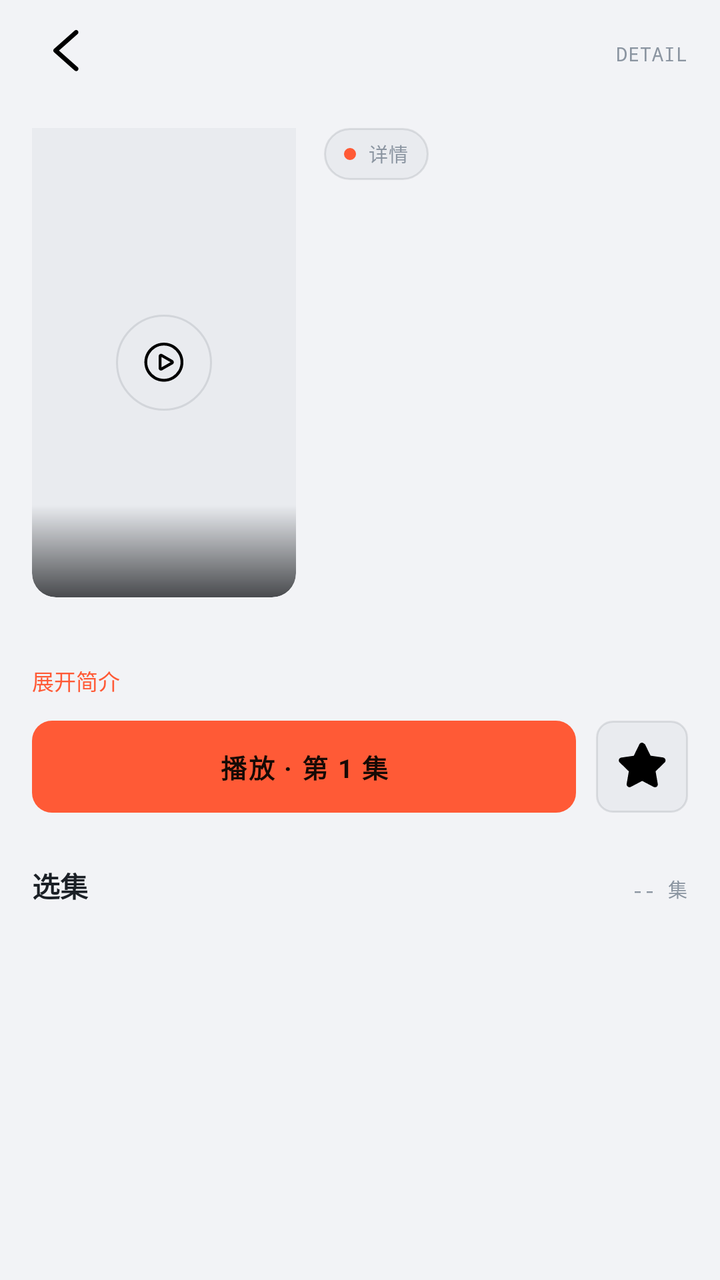
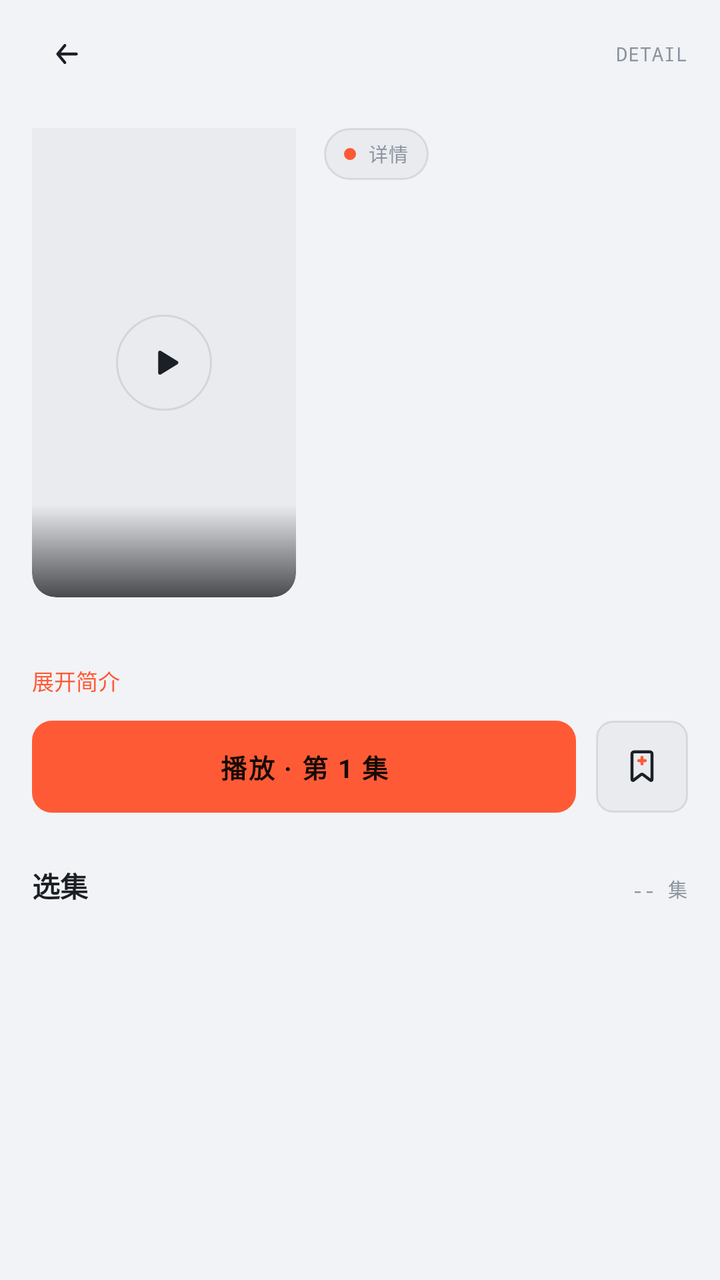

Before-and-after screenshots of an Android layout around one commit, followed by the original layout XML and the change that was made.
<!-- AndroidManifest.xml: application theme Theme.LateShow -->
<!-- res/layout/activity_play.xml -->
<?xml version="1.0" encoding="utf-8"?>
<LinearLayout xmlns:android="http://schemas.android.com/apk/res/android"
    xmlns:app="http://schemas.android.com/apk/res-auto"
    android:layout_width="match_parent"
    android:layout_height="match_parent"
    android:orientation="vertical">

    
    <LinearLayout
        android:layout_width="match_parent"
        android:layout_height="wrap_content"
        android:orientation="horizontal"
        android:gravity="center_vertical"
        android:paddingLeft="16dp"
        android:paddingRight="16dp"
        android:paddingTop="10dp"
        android:paddingBottom="6dp">

        <ImageButton
            android:id="@+id/btnBack"
            android:layout_width="34dp"
            android:layout_height="34dp"
            android:padding="6dp"
            android:background="@null"
            android:src="@drawable/ic_back"
            android:contentDescription="返回" />

        <Space android:layout_width="0dp" android:layout_height="1dp" android:layout_weight="1" />

        <TextView
            android:id="@+id/breadcrumb"
            style="@style/MetaLabel"
            android:layout_width="wrap_content"
            android:layout_height="wrap_content"
            android:text="DETAIL" />
    </LinearLayout>

    <ScrollView
        android:layout_width="match_parent"
        android:layout_height="match_parent">

        <LinearLayout
            android:layout_width="match_parent"
            android:layout_height="wrap_content"
            android:orientation="vertical">

            
            <androidx.constraintlayout.widget.ConstraintLayout
                android:id="@+id/playerContainer"
                android:layout_width="match_parent"
                android:layout_height="wrap_content"
                android:background="#000000"
                android:visibility="gone">

                <androidx.media3.ui.PlayerView
                    android:id="@+id/playerView"
                    android:layout_width="0dp"
                    android:layout_height="0dp"
                    app:layout_constraintDimensionRatio="16:9"
                    app:layout_constraintTop_toTopOf="parent"
                    app:layout_constraintBottom_toBottomOf="parent"
                    app:layout_constraintStart_toStartOf="parent"
                    app:layout_constraintEnd_toEndOf="parent"
                    app:surface_type="surface_view"
                    app:show_buffering="when_playing" />

                <TextView
                    android:id="@+id/seekOverlay"
                    android:layout_width="wrap_content"
                    android:layout_height="wrap_content"
                    android:layout_margin="12dp"
                    android:gravity="center"
                    android:paddingLeft="14dp"
                    android:paddingRight="14dp"
                    android:paddingTop="7dp"
                    android:paddingBottom="7dp"
                    android:background="@drawable/bg_chip_dark"
                    android:textSize="12sp"
                    android:textColor="#FFFFFF"
                    android:fontFamily="monospace"
                    android:visibility="gone"
                    app:layout_constraintTop_toTopOf="parent"
                    app:layout_constraintBottom_toBottomOf="parent"
                    app:layout_constraintStart_toStartOf="parent"
                    app:layout_constraintEnd_toEndOf="parent" />

                
                <LinearLayout
                    android:id="@+id/playerTools"
                    android:layout_width="wrap_content"
                    android:layout_height="wrap_content"
                    android:orientation="horizontal"
                    android:layout_marginTop="6dp"
                    android:layout_marginEnd="6dp"
                    app:layout_constraintTop_toTopOf="parent"
                    app:layout_constraintEnd_toEndOf="parent">

                    <TextView
                        android:id="@+id/btnSpeed"
                        android:layout_width="wrap_content"
                        android:layout_height="26dp"
                        android:gravity="center"
                        android:paddingLeft="10dp"
                        android:paddingRight="10dp"
                        android:background="@drawable/bg_chip_dark"
                        android:alpha="0.85"
                        android:text="1.0x"
                        android:textSize="11sp"
                        android:textColor="#FFFFFF"
                        android:fontFamily="monospace"
                        android:contentDescription="倍速" />

                    <TextView
                        android:id="@+id/btnGear"
                        android:layout_width="26dp"
                        android:layout_height="26dp"
                        android:layout_marginLeft="6dp"
                        android:gravity="center"
                        android:background="@drawable/bg_chip_dark"
                        android:alpha="0.85"
                        android:text="⚙"
                        android:textSize="13sp"
                        android:textColor="#FFFFFF"
                        android:contentDescription="播放设置" />
                </LinearLayout>
            </androidx.constraintlayout.widget.ConstraintLayout>

            
            <LinearLayout
                android:layout_width="match_parent"
                android:layout_height="wrap_content"
                android:orientation="horizontal"
                android:paddingLeft="16dp"
                android:paddingRight="16dp"
                android:paddingTop="14dp">

                <androidx.constraintlayout.widget.ConstraintLayout
                    android:id="@+id/posterBox"
                    android:layout_width="132dp"
                    android:layout_height="wrap_content"
                    android:background="@drawable/bg_cover_round_lg"
                    android:clipToOutline="true"
                    android:outlineProvider="background">

                    <com.google.android.material.imageview.ShapeableImageView
                        android:id="@+id/cover"
                        android:layout_width="0dp"
                        android:layout_height="0dp"
                        android:scaleType="centerCrop"
                        app:shapeAppearanceOverlay="@style/ShapeAppearance.LateShow.CoverLg"
                        app:layout_constraintDimensionRatio="9:16"
                        app:layout_constraintTop_toTopOf="parent"
                        app:layout_constraintBottom_toBottomOf="parent"
                        app:layout_constraintStart_toStartOf="parent"
                        app:layout_constraintEnd_toEndOf="parent" />

                    <View
                        android:layout_width="0dp"
                        android:layout_height="46dp"
                        android:background="@drawable/cover_fade_round"
                        app:layout_constraintBottom_toBottomOf="@id/cover"
                        app:layout_constraintStart_toStartOf="@id/cover"
                        app:layout_constraintEnd_toEndOf="@id/cover" />

                    <FrameLayout
                        android:id="@+id/btnPlayCover"
                        android:layout_width="48dp"
                        android:layout_height="48dp"
                        android:background="@drawable/bg_circle"
                        app:layout_constraintTop_toTopOf="@id/cover"
                        app:layout_constraintBottom_toBottomOf="@id/cover"
                        app:layout_constraintStart_toStartOf="@id/cover"
                        app:layout_constraintEnd_toEndOf="@id/cover">

                        <ImageView
                            android:layout_width="20dp"
                            android:layout_height="20dp"
                            android:layout_gravity="center"
                            android:src="@drawable/ic_play" />
                    </FrameLayout>
                </androidx.constraintlayout.widget.ConstraintLayout>

                <LinearLayout
                    android:layout_width="0dp"
                    android:layout_height="wrap_content"
                    android:layout_weight="1"
                    android:layout_marginLeft="14dp"
                    android:orientation="vertical">

                    <TextView
                        android:id="@+id/badge"
                        android:layout_width="wrap_content"
                        android:layout_height="26dp"
                        android:gravity="center_vertical"
                        android:paddingLeft="10dp"
                        android:paddingRight="10dp"
                        android:background="@drawable/bg_capsule"
                        android:drawableStart="@drawable/dot_acc"
                        android:drawablePadding="6dp"
                        style="@style/MetaLabel"
                        android:text="详情" />

                    <TextView
                        android:id="@+id/tvTitle"
                        android:layout_width="match_parent"
                        android:layout_height="wrap_content"
                        android:layout_marginTop="8dp"
                        android:textSize="18sp"
                        android:textStyle="bold"
                        android:textColor="@color/t1"
                        android:maxLines="3"
                        android:ellipsize="end" />

                    <TextView
                        android:id="@+id/tvMeta"
                        style="@style/MetaLabel"
                        android:layout_width="match_parent"
                        android:layout_height="wrap_content"
                        android:layout_marginTop="6dp"
                        android:text="" />
                </LinearLayout>
            </LinearLayout>

            <LinearLayout
                android:layout_width="match_parent"
                android:layout_height="wrap_content"
                android:orientation="vertical"
                android:paddingLeft="16dp"
                android:paddingRight="16dp">

                <TextView
                    android:id="@+id/tvDesc"
                    android:layout_width="match_parent"
                    android:layout_height="wrap_content"
                    android:layout_marginTop="12dp"
                    android:textSize="12.5sp"
                    android:textColor="@color/t2"
                    android:lineSpacingMultiplier="1.78"
                    android:maxLines="3"
                    android:ellipsize="end" />

                <TextView
                    android:id="@+id/btnToggleDesc"
                    android:layout_width="wrap_content"
                    android:layout_height="wrap_content"
                    android:layout_marginTop="4dp"
                    android:text="展开简介"
                    android:textSize="11sp"
                    android:textColor="@color/acc" />

                
                <LinearLayout
                    android:layout_width="match_parent"
                    android:layout_height="wrap_content"
                    android:layout_marginTop="12dp"
                    android:orientation="horizontal"
                    android:gravity="center_vertical">

                    <TextView
                        android:id="@+id/btnPlay"
                        android:layout_width="0dp"
                        android:layout_weight="1"
                        android:layout_height="46dp"
                        android:gravity="center"
                        android:background="@drawable/bg_btn_main"
                        android:text="播放 · 第 1 集"
                        android:textSize="13sp"
                        android:textStyle="bold"
                        android:textColor="@color/accInk"
                        android:letterSpacing="0.06" />

                    <ImageButton
                        android:id="@+id/btnFav"
                        android:layout_width="46dp"
                        android:layout_height="46dp"
                        android:layout_marginLeft="10dp"
                        android:background="@drawable/bg_smbtn"
                        android:src="@drawable/ic_bookmark"
                        android:contentDescription="收藏" />
                </LinearLayout>

                
                <androidx.recyclerview.widget.RecyclerView
                    android:id="@+id/lines"
                    android:layout_width="match_parent"
                    android:layout_height="wrap_content"
                    android:layout_marginTop="14dp"
                    android:clipToPadding="false" />

                
                <LinearLayout
                    android:layout_width="match_parent"
                    android:layout_height="wrap_content"
                    android:layout_marginTop="12dp"
                    android:orientation="horizontal">

                    <TextView
                        android:layout_width="0dp"
                        android:layout_weight="1"
                        android:layout_height="wrap_content"
                        android:text="选集"
                        android:textSize="14sp"
                        android:textStyle="bold"
                        android:textColor="@color/t1" />

                    <TextView
                        android:id="@+id/epCount"
                        style="@style/MetaLabel"
                        android:layout_width="wrap_content"
                        android:layout_height="wrap_content"
                        android:text="-- 集" />
                </LinearLayout>

                <androidx.recyclerview.widget.RecyclerView
                    android:id="@+id/epGrid"
                    android:layout_width="match_parent"
                    android:layout_height="wrap_content"
                    android:layout_marginTop="8dp"
                    android:nestedScrollingEnabled="false" />
            </LinearLayout>
        </LinearLayout>
    </ScrollView>
</LinearLayout>
<!-- resources referenced by this layout -->
<resources>
  <!-- drawable ic_back (drawable) -->
  <?xml version="1.0" encoding="utf-8"?>
  <vector xmlns:android="http://schemas.android.com/apk/res/android"
      android:width="24dp" android:height="24dp"
      android:viewportWidth="1024" android:viewportHeight="1024">
      <path android:fillColor="#FF000000" android:pathData="M362.8 438.6 760.6 85.4Q775.5 71.6 776.6 51.6Q777.8 31.6 765.2 16.8Q752.6 1.9 732 0.2Q711.5 -1.5 696.6 12.2L257.6 402Q240.4 415.8 240.4 438.6Q240.4 461.5 257.6 475.2L696.6 865Q712.6 877.6 728.6 877.6Q751.5 877.6 765.2 861.6Q778.9 845.6 777.8 825Q776.6 804.4 760.6 791.9Z"/>
  </vector>
  <!-- drawable ic_bookmark (drawable) -->
  <?xml version="1.0" encoding="utf-8"?>
  <vector xmlns:android="http://schemas.android.com/apk/res/android"
      android:width="24dp" android:height="24dp"
      android:viewportWidth="1024" android:viewportHeight="1024">
      <path android:fillColor="#FF000000" android:pathData="M455.4 36.3 336.5 279.8 67.8 318.6Q46.1 323.2 33.5 335.8L31.2 338.1Q16.4 357.5 16.9 381.5Q17.5 405.5 35.8 421.5L231.3 611.3L184.4 880Q181 899.4 192.4 918.8L194.7 921.1Q207.3 941.7 230.2 948Q253 954.3 274.7 942.8L516 815.9L758.3 942.8Q766.3 948.5 776.6 949.7Q782.3 950.8 797.2 950.8H801.8Q825.8 945.1 838.9 925.1Q852.1 905.1 848.6 880L801.8 611.3L997.3 421.5Q1009.8 407.8 1014.4 387.2V382.7Q1015.5 358.6 1000.7 339.2Q985.8 319.8 963 316.3L694.3 277.5L575.4 32.8Q565.1 28.3 551.4 16.8Q541.1 10 535.4 6.5Q513.7 -4.9 490.2 3.7Q466.8 12.2 455.4 36.3Z"/>
  </vector>
  <!-- drawable ic_play (drawable) -->
  <?xml version="1.0" encoding="utf-8"?>
  <vector xmlns:android="http://schemas.android.com/apk/res/android"
      android:width="24dp" android:height="24dp"
      android:viewportWidth="1024" android:viewportHeight="1024">
      <path android:fillColor="#FF000000" android:pathData="M509.1 0Q373.1 0 256.4 67.5Q144.4 134.9 77 246.9Q9.5 363.5 9.5 499.6Q9.5 635.6 77 752.2Q144.4 864.3 256.4 931.7Q373.1 999.2 509.1 999.2Q645.1 999.2 761.8 931.7Q873.8 864.3 941.2 752.2Q1008.7 635.6 1008.7 499.6Q1008.7 363.5 941.2 246.9Q873.8 134.9 761.8 67.5Q645.1 0 509.1 0ZM509.1 926Q393.6 926 294.2 867.7Q198.1 810.5 141 714.5Q82.7 615.1 82.7 499.6Q82.7 384.1 141 284.7Q198.1 188.6 294.2 131.5Q393.6 73.2 509.1 73.2Q624.6 73.2 724 131.5Q820.1 188.6 877.2 284.7Q935.5 384.1 935.5 499.6Q935.5 615.1 877.2 714.5Q820.1 810.5 724 867.7Q624.6 926 509.1 926ZM733.2 445.9 465.7 292.7Q450.8 284.7 435.9 284.7Q410.8 284.7 393.1 302.4Q375.3 320.1 375.3 346.4V652.8Q375.3 671.1 382.2 682.5Q391.3 697.4 405.6 705.9Q419.9 714.5 435.4 714.5Q450.8 714.5 465.7 706.5L733.2 553.3Q748 546.5 754.9 531.6Q767.5 506.4 760.6 484.7Q757.2 461.9 733.2 445.9ZM448.5 631.1V368.1L679.4 499.6Z"/>
  </vector>
  <!-- unchanged entries left out for length: 21 -->
</resources>

<!-- the commit's change to res/layout/activity_play.xml (unified diff, before → after) -->
@@ -181,6 +181,7 @@
                 </androidx.constraintlayout.widget.ConstraintLayout>
 
                 <LinearLayout
+                    android:id="@+id/infoCol"
                     android:layout_width="0dp"
                     android:layout_height="wrap_content"
                     android:layout_weight="1"
<!-- resource entries referenced after the edit -->
@@ -2,25 +2,121 @@
 <resources>
   <!-- drawable ic_back (drawable) -->
   <?xml version="1.0" encoding="utf-8"?>
-  <vector xmlns:android="http://schemas.android.com/apk/res/android"
-      android:width="24dp" android:height="24dp"
-      android:viewportWidth="1024" android:viewportHeight="1024">
-      <path android:fillColor="#FF000000" android:pathData="M362.8 438.6 760.6 85.4Q775.5 71.6 776.6 51.6Q777.8 31.6 765.2 16.8Q752.6 1.9 732 0.2Q711.5 -1.5 696.6 12.2L257.6 402Q240.4 415.8 240.4 438.6Q240.4 461.5 257.6 475.2L696.6 865Q712.6 877.6 728.6 877.6Q751.5 877.6 765.2 861.6Q778.9 845.6 777.8 825Q776.6 804.4 760.6 791.9Z"/>
-  </vector>
+  <animated-vector xmlns:android="http://schemas.android.com/apk/res/android"
+      xmlns:aapt="http://schemas.android.com/aapt">
+      <aapt:attr name="android:drawable">
+          <vector
+              android:width="24dp"
+              android:height="24dp"
+              android:viewportWidth="24"
+              android:viewportHeight="24">
+              <group android:name="gSlide">
+                  <path
+                      android:fillColor="@color/t1"
+                      android:fillType="evenOdd"
+                      android:pathData="M11.891,7.166a0.714,0.714 0 0 0-1.006,0.091l-3.564,4.277a0.71,0.71 0 0 0-0.102,0.777a0.71,0.71 0 0 0 0.102,0.155l3.564,4.277a0.714,0.714 0 0 0 1.098-0.915L9.417,12.75h7.731a0.75,0.75 0 1 0 0-1.5h-7.73l2.565,-3.078a0.714,0.714 0 0 0-0.092,-1.006z" />
+              </group>
+          </vector>
+      </aapt:attr>
+      <target android:name="gSlide">
+          <aapt:attr name="android:animation">
+              <objectAnimator
+                  android:duration="1000"
+                  android:interpolator="@android:interpolator/decelerate_quad"
+                  android:propertyName="translationX"
+                  android:repeatCount="infinite"
+                  android:repeatMode="reverse"
+                  android:valueFrom="0"
+                  android:valueTo="2" />
+          </aapt:attr>
+      </target>
+  </animated-vector>
   <!-- drawable ic_bookmark (drawable) -->
   <?xml version="1.0" encoding="utf-8"?>
-  <vector xmlns:android="http://schemas.android.com/apk/res/android"
-      android:width="24dp" android:height="24dp"
-      android:viewportWidth="1024" android:viewportHeight="1024">
-      <path android:fillColor="#FF000000" android:pathData="M455.4 36.3 336.5 279.8 67.8 318.6Q46.1 323.2 33.5 335.8L31.2 338.1Q16.4 357.5 16.9 381.5Q17.5 405.5 35.8 421.5L231.3 611.3L184.4 880Q181 899.4 192.4 918.8L194.7 921.1Q207.3 941.7 230.2 948Q253 954.3 274.7 942.8L516 815.9L758.3 942.8Q766.3 948.5 776.6 949.7Q782.3 950.8 797.2 950.8H801.8Q825.8 945.1 838.9 925.1Q852.1 905.1 848.6 880L801.8 611.3L997.3 421.5Q1009.8 407.8 1014.4 387.2V382.7Q1015.5 358.6 1000.7 339.2Q985.8 319.8 963 316.3L694.3 277.5L575.4 32.8Q565.1 28.3 551.4 16.8Q541.1 10 535.4 6.5Q513.7 -4.9 490.2 3.7Q466.8 12.2 455.4 36.3Z"/>
-  </vector>
+  <animated-vector xmlns:android="http://schemas.android.com/apk/res/android"
+      xmlns:aapt="http://schemas.android.com/aapt">
+      <aapt:attr name="android:drawable">
+          <vector
+              android:width="24dp"
+              android:height="24dp"
+              android:viewportWidth="24"
+              android:viewportHeight="24">
+              <path
+                  android:strokeColor="@color/t1"
+                  android:strokeWidth="1.5"
+                  android:pathData="M7,5.61a1,1 0 0 1 1,-1h8a1,1 0 0 1 1,1v12.77a0.5,0.5 0 0 1-0.803,0.398l-3.603,-2.745a1,1 0 0 0-1.214,0.002l-3.576,2.739A0.5,0.5 0 0 1 7,18.377V5.61z" />
+              <path
+                  android:strokeColor="@color/acc"
+                  android:strokeWidth="1.5"
+                  android:strokeLineCap="round"
+                  android:strokeLineJoin="round"
+                  android:pathData="M10.335,9h3.33" />
+              <group android:name="gAdd">
+                  <path
+                      android:strokeColor="@color/acc"
+                      android:strokeWidth="1.5"
+                      android:strokeLineCap="round"
+                      android:strokeLineJoin="round"
+                      android:pathData="M12,7.335v3.33" />
+              </group>
+          </vector>
+      </aapt:attr>
+      <target android:name="gAdd">
+          <aapt:attr name="android:animation">
+              <objectAnimator
+                  android:duration="2000"
+                  android:interpolator="@android:interpolator/accelerate_decelerate"
+                  android:propertyName="alpha"
+                  android:repeatCount="infinite"
+                  android:repeatMode="reverse"
+                  android:valueFrom="1"
+                  android:valueTo="0" />
+          </aapt:attr>
+      </target>
+  </animated-vector>
   <!-- drawable ic_play (drawable) -->
   <?xml version="1.0" encoding="utf-8"?>
-  <vector xmlns:android="http://schemas.android.com/apk/res/android"
-      android:width="24dp" android:height="24dp"
-      android:viewportWidth="1024" android:viewportHeight="1024">
-      <path android:fillColor="#FF000000" android:pathData="M509.1 0Q373.1 0 256.4 67.5Q144.4 134.9 77 246.9Q9.5 363.5 9.5 499.6Q9.5 635.6 77 752.2Q144.4 864.3 256.4 931.7Q373.1 999.2 509.1 999.2Q645.1 999.2 761.8 931.7Q873.8 864.3 941.2 752.2Q1008.7 635.6 1008.7 499.6Q1008.7 363.5 941.2 246.9Q873.8 134.9 761.8 67.5Q645.1 0 509.1 0ZM509.1 926Q393.6 926 294.2 867.7Q198.1 810.5 141 714.5Q82.7 615.1 82.7 499.6Q82.7 384.1 141 284.7Q198.1 188.6 294.2 131.5Q393.6 73.2 509.1 73.2Q624.6 73.2 724 131.5Q820.1 188.6 877.2 284.7Q935.5 384.1 935.5 499.6Q935.5 615.1 877.2 714.5Q820.1 810.5 724 867.7Q624.6 926 509.1 926ZM733.2 445.9 465.7 292.7Q450.8 284.7 435.9 284.7Q410.8 284.7 393.1 302.4Q375.3 320.1 375.3 346.4V652.8Q375.3 671.1 382.2 682.5Q391.3 697.4 405.6 705.9Q419.9 714.5 435.4 714.5Q450.8 714.5 465.7 706.5L733.2 553.3Q748 546.5 754.9 531.6Q767.5 506.4 760.6 484.7Q757.2 461.9 733.2 445.9ZM448.5 631.1V368.1L679.4 499.6Z"/>
-  </vector>
+  <animated-vector xmlns:android="http://schemas.android.com/apk/res/android"
+      xmlns:aapt="http://schemas.android.com/aapt">
+      <aapt:attr name="android:drawable">
+          <vector
+              android:width="24dp"
+              android:height="24dp"
+              android:viewportWidth="24"
+              android:viewportHeight="24">
+              <group
+                  android:name="gPulse"
+                  android:pivotX="13"
+                  android:pivotY="12">
+                  <path
+                      android:fillColor="@color/t1"
+                      android:pathData="M8.5,5.9v12.2a1.1,1.1 0 0 0 1.67,0.94l9.9,-6.1a1.1,1.1 0 0 0 0,-1.88l-9.9,-6.1A1.1,1.1 0 0 0 8.5,5.9z" />
+              </group>
+          </vector>
+      </aapt:attr>
+      <target android:name="gPulse">
+          <aapt:attr name="android:animation">
+              <set xmlns:android="http://schemas.android.com/apk/res/android">
+                  <objectAnimator
+                      android:duration="900"
+                      android:interpolator="@android:interpolator/accelerate_decelerate"
+                      android:propertyName="scaleX"
+                      android:repeatCount="infinite"
+                      android:repeatMode="reverse"
+                      android:valueFrom="1"
+                      android:valueTo="0.88" />
+                  <objectAnimator
+                      android:duration="900"
+                      android:interpolator="@android:interpolator/accelerate_decelerate"
+                      android:propertyName="scaleY"
+                      android:repeatCount="infinite"
+                      android:repeatMode="reverse"
+                      android:valueFrom="1"
+                      android:valueTo="0.88" />
+              </set>
+          </aapt:attr>
+      </target>
+  </animated-vector>
   <!-- unchanged entries left out for length: 21 -->
 </resources>
 
